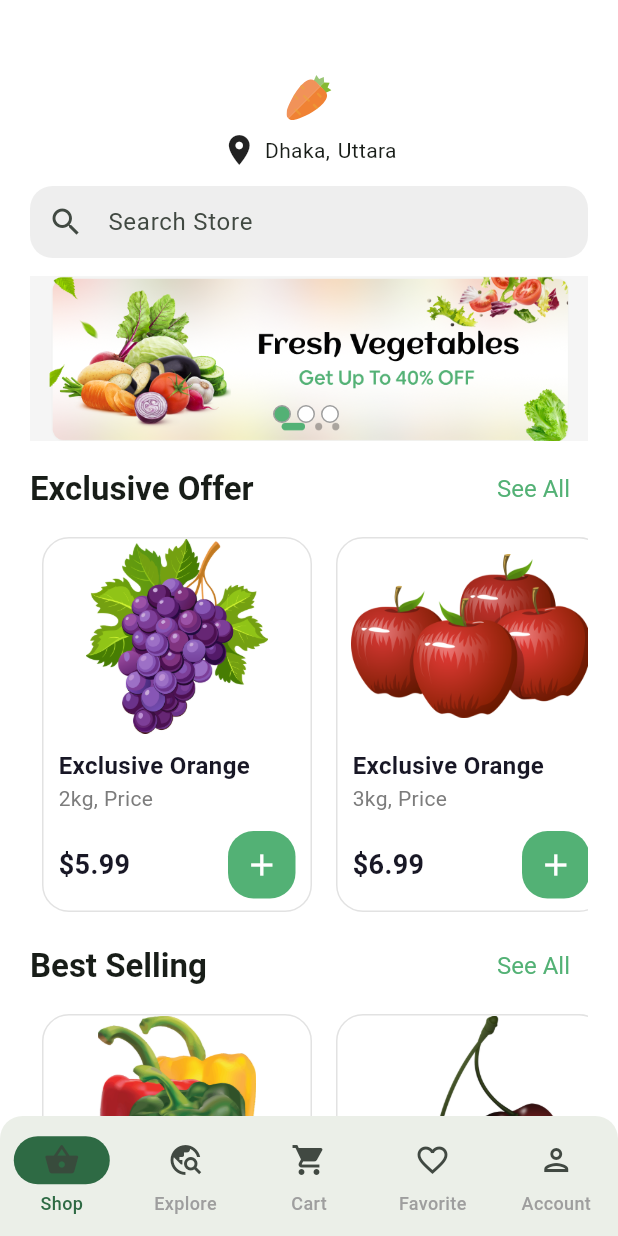
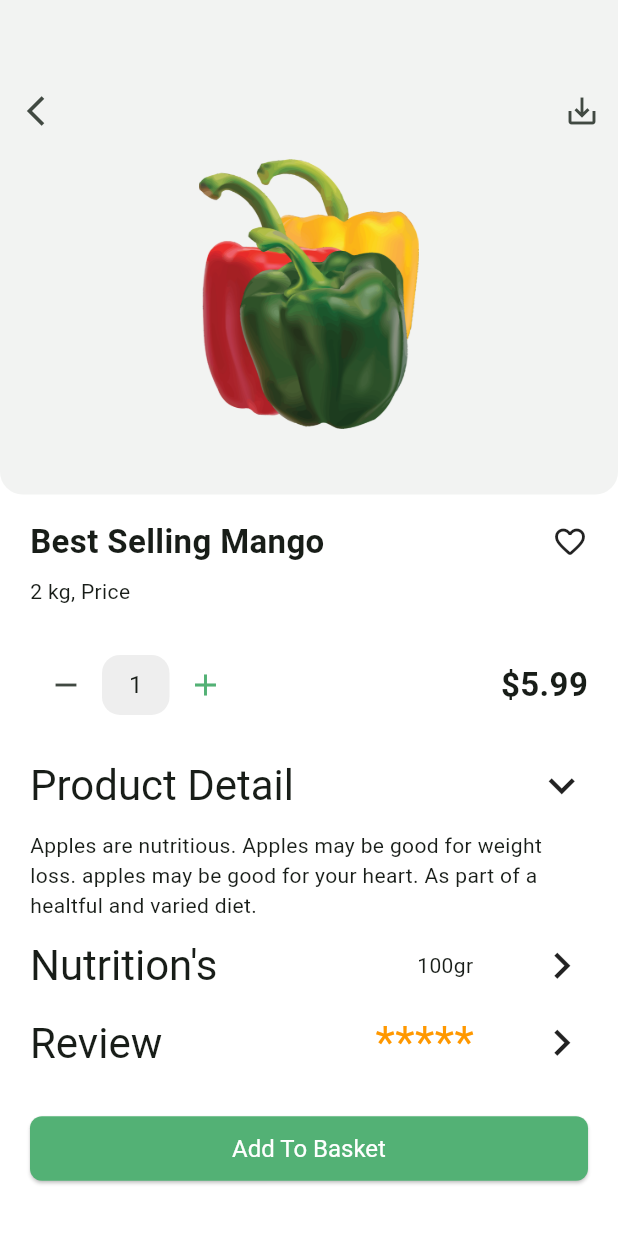
Before and after one commit to Hasib2k21/Daily_Greens, a Flutter app: the screen it shows after launch, after a tap on "Best Selling Mango", on a phone screen of 412 x 824 dp. Run offline on Flutter 3.47's test engine with Material 3 defaults, Android fonts, the light colour scheme and no system bars; drawn by our look-alikes of carousel_slider; our stand-ins replace flutter_svg, get, pin_code_fields.

Commit message:
add Product Details Screen

```diff
--- /dev/null
+++ b/lib/conroller_binder.dart
@@ -0,0 +1,13 @@
+
+import 'package:daily_greens/presentation/state_holders/bottom_navbar_controller.dart';
+import 'package:daily_greens/presentation/state_holders/cart_controller.dart';
+import 'package:get/get.dart';
+
+class ControllerBinders extends Bindings{
+  @override
+  void dependencies() {
+    Get.lazyPut(()=>BottomNavbarController());
+
+  }
+
+}
--- a/lib/presentation/state_holders/bottom_navbar_controller.dart
+++ b/lib/presentation/state_holders/bottom_navbar_controller.dart
@@ -1,17 +1,26 @@
 import 'package:get/get.dart';
 
-class BottomNavbarController extends GetxController{
-  int _selectedIndex=0;
-  int get selectedIndex=> _selectedIndex;
-  void changeIndex(int index){
-    _selectedIndex=index;
-    update();
+class BottomNavbarController extends GetxController {
+  int _selectedIndex = 0;
+  int get selectedIndex => _selectedIndex;
+
+  void changeIndex(int index) {
+    // Ensure the index is within the valid range
+    if (index >= 0) {
+      _selectedIndex = index;
+      update();
+    }
   }
-  void selectCategory(){
-    changeIndex(1);
+
+  void navigateToHome() {
+    changeIndex(0); // Assuming home is at index 0
   }
-  void backToHome()
-  {
-    changeIndex(0);
+
+  void navigateToCategory() {
+    changeIndex(1); // Assuming categories is at index 1
+  }
+
+  void navigateToCart() {
+    changeIndex(2); // Assuming cart is at index 2
   }
 }
--- /dev/null
+++ b/lib/presentation/state_holders/cart_controller.dart
@@ -0,0 +1,38 @@
+import 'package:get/get.dart';
+import '../ui/utils/home/product.dart';
+
+class CartController extends GetxController {
+  var cartItems = <Product>[].obs;
+  var quantity = <Product, int>{}.obs;
+
+  // Add product to cart with a given quantity (default is 1)
+  void addToCart(Product product, [int qty = 1]) {
+    if (quantity.containsKey(product)) {
+      quantity[product] = (quantity[product]! + qty);
+    } else {
+      cartItems.add(product);
+      quantity[product] = qty;
+    }
+  }
+
+  // Remove product from cart or decrement quantity
+  void removeFromCart(Product product) {
+    if (quantity.containsKey(product) && quantity[product]! > 1) {
+      quantity[product] = (quantity[product]! - 1);
+    } else {
+      quantity.remove(product);
+      cartItems.remove(product);
+    }
+  }
+
+  // Delete a product completely from the cart
+  void deleteProduct(Product product) {
+    quantity.remove(product);
+    cartItems.remove(product);
+  }
+
+  // Get total price
+  double get totalPrice => cartItems.fold(0, (sum, item) {
+    return sum + (item.productPrice * quantity[item]!);
+  });
+}
--- a/lib/presentation/ui/screens/bottom_nav_screen.dart
+++ b/lib/presentation/ui/screens/bottom_nav_screen.dart
@@ -21,7 +21,7 @@ class _BottomNavScreenState extends State<BottomNavScreen> {
   final List<Widget> _screen = [
     const HomeScreen(),
     const ExploreScreen(),
-    const CartScreen(),
+      CartScreen(),
     const FavouriteScreen(),
     const AccountScreen()
   ];
--- /dev/null
+++ b/lib/presentation/ui/screens/home/product_details_screen.dart
@@ -0,0 +1,155 @@
+import 'package:flutter/material.dart';
+import 'package:get/get.dart';
+import '../../../state_holders/cart_controller.dart';
+import '../../utils/app_colors.dart';
+import '../../utils/home/product.dart';
+import '../../widget/home/product_detail.dart';
+
+class ProductDetailsScreen extends StatelessWidget {
+  final Product product;
+
+  const ProductDetailsScreen({super.key, required this.product});
+
+  @override
+  Widget build(BuildContext context) {
+    final CartController cartController = Get.put(CartController());
+    final quantity = 1.obs;
+
+    return Scaffold(
+      body: Column(
+        children: [
+          _buildProductImage(context),
+          const SizedBox(height: 16),
+          Padding(
+            padding: const EdgeInsets.symmetric(horizontal: 20),
+            child: Column(
+              crossAxisAlignment: CrossAxisAlignment.start,
+              children: [
+                Row(
+                  mainAxisAlignment: MainAxisAlignment.spaceBetween,
+                  children: [
+                    Text(product.name,
+                        style: const TextStyle(
+                            fontSize: 22, fontWeight: FontWeight.bold)),
+                    const Icon(Icons.favorite_border_rounded),
+                  ],
+                ),
+                const SizedBox(height: 8),
+                Text('${product.quantity} kg, Price'),
+                const SizedBox(height: 28),
+                _buildQuantityAndPrice(quantity),
+                const SizedBox(height: 25),
+                const ProductDetails(),
+                const SizedBox(height: 25),
+                ElevatedButton(
+                  onPressed: () {
+                    cartController.addToCart(product, quantity.value);
+                    Get.snackbar(
+                      'Success',
+                      '${product.name} added to cart!',
+                      snackPosition: SnackPosition.TOP,
+                      backgroundColor: Colors.grey,
+                      colorText: Colors.white,
+                    );
+                  },
+                  child: const Text('Add To Basket'),
+                ),
+              ],
+            ),
+          ),
+        ],
+      ),
+    );
+  }
+
+  Widget _buildProductImage(BuildContext context) {
+    return Container(
+      height: MediaQuery.of(context).size.height * 0.4,
+      width: MediaQuery.of(context).size.width,
+      decoration: const BoxDecoration(
+        color: Color(0xFFF2F3F2),
+        borderRadius: BorderRadius.only(
+          bottomLeft: Radius.circular(15),
+          bottomRight: Radius.circular(15),
+        ),
+      ),
+      child: Column(
+        children: [
+          const SizedBox(height: 50),
+          Row(
+            mainAxisAlignment: MainAxisAlignment.spaceBetween,
+            children: [
+              IconButton(
+                onPressed: () {
+                  Get.back();
+                },
+                icon: const Icon(Icons.arrow_back_ios_sharp),
+              ),
+              IconButton(
+                onPressed: () {
+                  // Implement save product logic here
+                },
+                icon: const Icon(Icons.save_alt_outlined),
+              ),
+            ],
+          ),
+          const SizedBox(height: 8),
+          Center(
+            child: Image.asset(
+              product.img,
+              height: 180,
+              fit: BoxFit.scaleDown,
+            ),
+          ),
+        ],
+      ),
+    );
+  }
+
+  Widget _buildQuantityAndPrice(RxInt quantity) {
+    return Row(
+      mainAxisAlignment: MainAxisAlignment.spaceBetween,
+      children: [
+        Obx(() => Wrap(
+              crossAxisAlignment: WrapCrossAlignment.center,
+              children: [
+                IconButton(
+                  onPressed: () {
+                    if (quantity.value > 1) {
+                      quantity.value--;
+                    }
+                  },
+                  icon: const Icon(Icons.remove),
+                ),
+                Container(
+                  height: 40,
+                  width: 45,
+                  decoration: BoxDecoration(
+                    borderRadius: BorderRadius.circular(12),
+                    color: Colors.grey.shade200,
+                  ),
+                  alignment: Alignment.center,
+                  child: Text(
+                    '${quantity.value}',
+                    style: const TextStyle(fontSize: 16),
+                  ),
+                ),
+                IconButton(
+                  onPressed: () {
+                    quantity.value++;
+                  },
+                  icon: const Icon(
+                    Icons.add,
+                    color: AppColors.themeColor,
+                  ),
+                ),
+              ],
+            )),
+        Obx(() => Text(
+              '\$${(product.productPrice * quantity.value).toStringAsFixed(2)}',
+              style: const TextStyle(fontSize: 22, fontWeight: FontWeight.bold),
+            )),
+      ],
+    );
+  }
+}
--- /dev/null
+++ b/lib/presentation/ui/widget/home/product_detail.dart
@@ -0,0 +1,72 @@
+import 'package:flutter/material.dart';
+
+class ProductDetails extends StatelessWidget {
+  const ProductDetails({
+    super.key,
+  });
+
+  @override
+  Widget build(BuildContext context) {
+    return Column(
+      children: [
+        Row(
+          mainAxisAlignment: MainAxisAlignment.spaceBetween,
+          children: [
+            Text(
+              'Product Detail',
+              style: Theme.of(context).textTheme.headlineMedium,
+            ),
+            const Icon(
+              Icons.keyboard_arrow_down_sharp,
+              size: 35,
+            )
+          ],
+        ),
+        const SizedBox(height: 12),
+        const Text(
+            'Apples are nutritious. Apples may be good for weight loss. apples may be good for your heart. As part of a healtful and varied diet.'),
+        const SizedBox(
+            height: 12
+        ),
+        Row(
+          mainAxisAlignment: MainAxisAlignment.spaceBetween,
+          children: [
+            Text(
+              '''Nutrition's''',
+              style: Theme.of(context).textTheme.headlineMedium,
+            ),
+            const SizedBox(
+              width: 50,
+            ),
+            const Text('100gr'),
+            const Icon(
+              Icons.keyboard_arrow_right_outlined,
+              size: 35,
+            )
+          ],
+        ),
+        const SizedBox(
+            height: 12
+        ),
+        Row(
+          mainAxisAlignment: MainAxisAlignment.spaceBetween,
+          children: [
+            Text(
+              'Review',
+              style: Theme.of(context).textTheme.headlineMedium,
+            ),
+            const SizedBox(
+              width: 60,
+            ),
+            const Text('*****',
+                style: TextStyle(color: Colors.orange, fontSize: 30)),
+            const Icon(
+              Icons.keyboard_arrow_right_outlined,
+              size: 35,
+            )
+          ],
+        ),
+      ],
+    );
+  }
+}
--- a/lib/presentation/ui/widget/product_card.dart
+++ b/lib/presentation/ui/widget/product_card.dart
@@ -1,4 +1,7 @@
+import 'package:daily_greens/presentation/ui/screens/home/product_details_screen.dart';
 import 'package:flutter/material.dart';
+import 'package:get/get.dart';
+import 'package:get/get_core/src/get_main.dart';
 import '../utils/home/product.dart';
 
 class ProductCard extends StatelessWidget {
@@ -9,7 +12,9 @@ class ProductCard extends StatelessWidget {
   @override
   Widget build(BuildContext context) {
     return GestureDetector(
-      onTap: () {},
+      onTap: () {
+        Get.to(()=>ProductDetailsScreen(product: product));
+      },
       child: Container(
         width: 180,
         height: 260,
```
Also changed, not shown: lib/presentation/ui/screens/cart/cart_screen.dart (+117 -8 lines), lib/presentation/ui/screens/home/home_screen.dart (+6 -1 lines).
